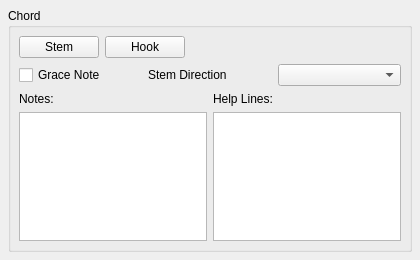
Before: the Qt Designer form mscore/mscore/chord.ui in musescore/musescore-old, drawn with Qt 5.
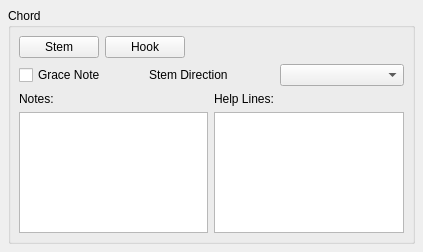
After: the same form once the commit is applied.

Diff of the .ui file:
```diff
--- a/mscore/mscore/chord.ui
+++ b/mscore/mscore/chord.ui
@@ -6,8 +6,8 @@
    <rect>
     <x>0</x>
     <y>0</y>
-    <width>420</width>
-    <height>260</height>
+    <width>423</width>
+    <height>252</height>
    </rect>
   </property>
   <property name="windowTitle">
```
